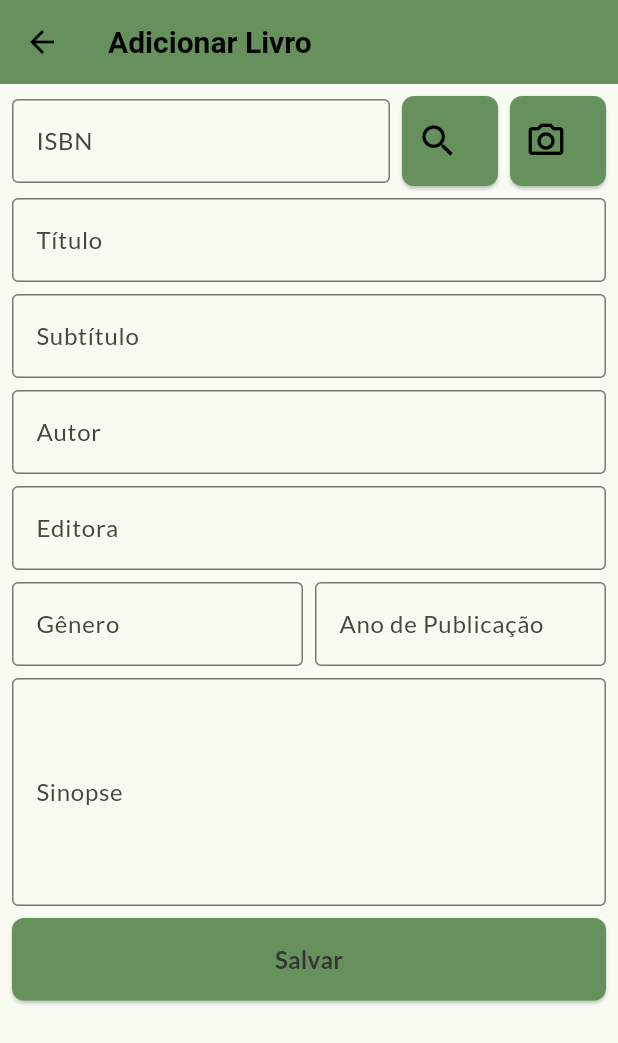
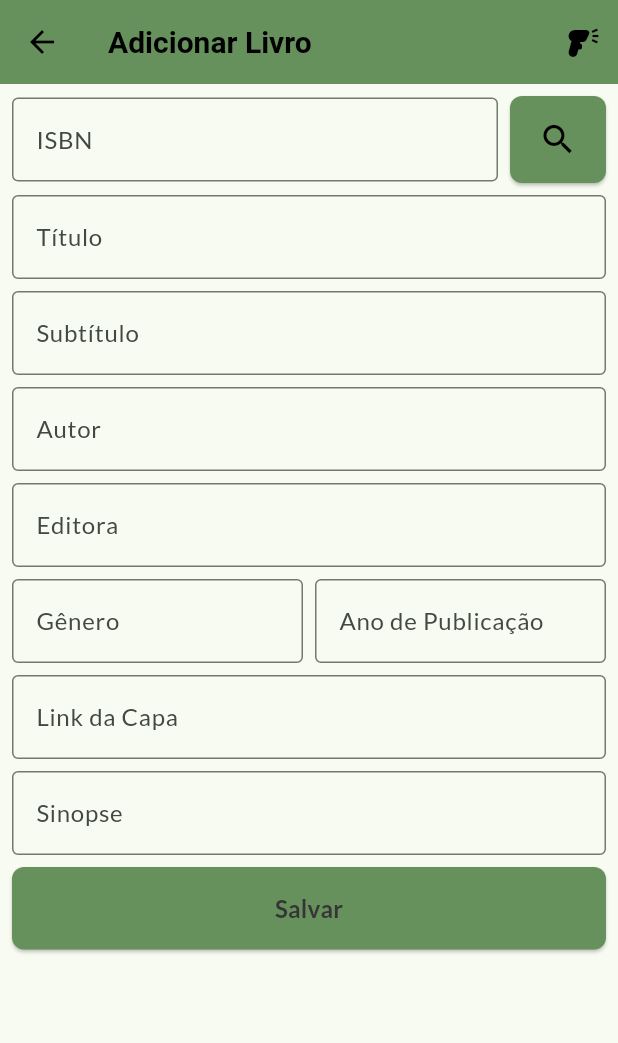
Before and after one commit to Danubio-Leite/private_library, a Flutter app: the screen it shows after launch, after a tap on "Add Book", on a phone screen of 412 x 824 dp. Shown: the top 1043 px of the screen. Run offline on Flutter 3.47's test engine with Material 3 defaults, Android fonts, the phone set to English and light mode, and no system bars; our stand-ins replace auto_size_text, cloud_firestore, google_fonts, loading_animation_widget, mask_text_input_formatter, sqflite; accounts and stored records are empty; network calls fail.

Commit message:
api book cover

```diff
--- a/lib/components/custom_button.dart
+++ b/lib/components/custom_button.dart
@@ -1,15 +1,15 @@
 import 'package:flutter/material.dart';
 
 class CustomButton extends StatelessWidget {
-  final String texto;
+  final String? texto;
   final VoidCallback onPressed;
   final Color? backgroundColor;
   final EdgeInsets? padding;
-  final Icon? icon;
+  final IconData? icon;
 
   const CustomButton({
     Key? key,
-    required this.texto,
+    this.texto,
     required this.onPressed,
     this.backgroundColor,
     this.padding,
@@ -18,11 +18,7 @@ class CustomButton extends StatelessWidget {
 
   @override
   Widget build(BuildContext context) {
-    return ElevatedButton.icon(
-      icon: icon ??
-          const SizedBox(
-            width: 0,
-          ),
+    return ElevatedButton(
       onPressed: onPressed,
       style: ElevatedButton.styleFrom(
         backgroundColor:
@@ -32,19 +28,30 @@ class CustomButton extends StatelessWidget {
           borderRadius: BorderRadius.circular(8),
         ),
       ),
-      label: Row(
-        mainAxisAlignment: MainAxisAlignment.center,
-        children: [
+      child: icon != null
+          ? Row(
+              children: [
+                Icon(icon, color: Colors.black, size: 26),
+              ],
+            )
+          :
+          // ignore: prefer_const_constructors
           Text(
-            texto,
-            style: const TextStyle(
+              texto!,
+              style: const TextStyle(
                 fontSize: 16,
                 fontWeight: FontWeight.bold,
-                color: Color.fromARGB(255, 53, 53, 53)),
-          ),
-          const SizedBox(width: 8),
-        ],
-      ),
+                color: Color.fromARGB(255, 53, 53, 53),
+              ),
+            ),
+
+      // Text(
+      //   texto,
+      //   style: const TextStyle(
+      //       fontSize: 16,
+      //       fontWeight: FontWeight.bold,
+      //       color: Color.fromARGB(255, 53, 53, 53)),
+      // ),
     );
   }
 }
--- a/lib/main.dart
+++ b/lib/main.dart
@@ -1,12 +1,17 @@
 import 'package:flutter/material.dart';
 import 'package:google_fonts/google_fonts.dart';
 import 'package:flutter_localizations/flutter_localizations.dart';
+import 'package:provider/provider.dart';
+import 'helpers/DatabaseHelper.dart';
 import 'i18n/app_localizations.dart';
 import 'pages/home_page.dart';
 
 void main() {
   runApp(
-    const MyApp(),
+    ChangeNotifierProvider(
+      create: (context) => DatabaseHelper(),
+      child: const MyApp(),
+    ),
   );
 }
 
--- /dev/null
+++ b/lib/models/book_model.dart
@@ -0,0 +1,55 @@
+class Book {
+  final int id;
+  final String? isbn;
+  final String title;
+  final String author;
+  final String? publisher;
+  final String? genre;
+  final String? publishedDate;
+  final String? synopsis;
+  final String? subtitle;
+  final String? shelf;
+  final String? loanDate;
+  final String? returnDate;
+  final int? loanUserId;
+  final String? format;
+  final String? cover;
+
+  Book({
+    required this.id,
+    this.isbn,
+    required this.title,
+    required this.author,
+    this.publisher,
+    this.genre,
+    this.publishedDate,
+    this.synopsis,
+    this.subtitle,
+    this.shelf,
+    this.loanDate,
+    this.returnDate,
+    this.loanUserId,
+    this.format,
+    this.cover,
+  });
+
+  Map<String, dynamic> toMap() {
+    return {
+      'id': id,
+      'isbn': isbn,
+      'title': title,
+      'author': author,
+      'publisher': publisher,
+      'genre': genre,
+      'publishedDate': publishedDate,
+      'synopsis': synopsis,
+      'subtitle': subtitle,
+      'shelf': shelf,
+      'loanDate': loanDate,
+      'returnDate': returnDate,
+      'loanUserId': loanUserId,
+      'format': format,
+      'cover': cover,
+    };
+  }
+}
--- a/lib/pages/add_book_page.dart
+++ b/lib/pages/add_book_page.dart
@@ -1,8 +1,14 @@
 import 'dart:convert';
+import 'dart:io';
 import 'package:flutter/material.dart';
+import 'package:path_provider/path_provider.dart';
 import 'package:private_library/components/custom_button.dart';
+import 'package:provider/provider.dart';
 import '../components/custom_textformfield.dart';
 import 'package:http/http.dart' as http;
+
+import '../helpers/DatabaseHelper.dart';
+import '../models/book_model.dart';
 
 class AddBookPage extends StatefulWidget {
   const AddBookPage({super.key});
@@ -17,14 +23,21 @@ class _AddBookPageState extends State<AddBookPage> {
   final authorController = TextEditingController();
   final publisherController = TextEditingController();
   final genreController = TextEditingController();
-  final yearController = TextEditingController();
+  final publishedDateController = TextEditingController();
   final synopsisController = TextEditingController();
   final subtitleController = TextEditingController();
+  final coverLinkController = TextEditingController();
 
   @override
   Widget build(BuildContext context) {
     return Scaffold(
       appBar: AppBar(
+        actions: [
+          IconButton(
+            onPressed: () {},
+            icon: const Icon(Icons.barcode_reader),
+          ),
+        ],
         title: const Text('Adicionar Livro'),
       ),
       body: SingleChildScrollView(
@@ -43,15 +56,11 @@ class _AddBookPageState extends State<AddBookPage> {
                   ),
                   const SizedBox(width: 8),
                   CustomButton(
-                    icon: const Icon(
-                      Icons.search,
-                      size: 28,
-                      color: Colors.black,
-                    ),
-                    texto: '',
+                    icon: Icons.search,
                     onPressed: () async {
                       final details =
                           await fetchBookDetails(isbnController.text);
+                      await fetchImageAndSave(isbnController.text);
                       if (details != null &&
                           details['items'] != null &&
                           details['items'].length > 0) {
@@ -69,7 +78,7 @@ class _AddBookPageState extends State<AddBookPage> {
                               bookDetails['categories'] != null
                                   ? bookDetails['categories'][0]
                                   : '';
-                          yearController.text =
+                          publishedDateController.text =
                               bookDetails['publishedDate'] != null
                                   ? bookDetails['publishedDate'].substring(0, 4)
                                   : '';
@@ -81,17 +90,6 @@ class _AddBookPageState extends State<AddBookPage> {
                       }
                     },
                   ),
-                  const SizedBox(
-                    width: 8,
-                  ),
-                  CustomButton(
-                      icon: const Icon(
-                        Icons.camera_alt_outlined,
-                        size: 28,
-                        color: Colors.black,
-                      ),
-                      texto: '',
-                      onPressed: () {})
                 ],
               ),
               const SizedBox(height: 8),
@@ -126,7 +124,7 @@ class _AddBookPageState extends State<AddBookPage> {
                   const SizedBox(width: 8),
                   Flexible(
                     child: CustomFormField(
-                      controller: yearController,
+                      controller: publishedDateController,
                       label: 'Ano de Publicação',
                     ),
                   ),
@@ -134,8 +132,14 @@ class _AddBookPageState extends State<AddBookPage> {
               ),
               const SizedBox(height: 8),
               CustomFormField(
+                label: 'Link da Capa',
+                controller: coverLinkController,
+              ),
+              const SizedBox(height: 8),
+              CustomFormField(
                 controller: synopsisController,
                 label: 'Sinopse',
+                minLines: 1,
                 maxLines: 5,
               ),
               const SizedBox(height: 8),
@@ -143,7 +147,23 @@ class _AddBookPageState extends State<AddBookPage> {
                 width: double.infinity,
                 child: CustomButton(
                   texto: 'Salvar',
-                  onPressed: () {
+                  onPressed: () async {
+                    String coverPath =
+                        await fetchImageAndSave(isbnController.text);
+                    final book = Book(
+                      id: DateTime.now().millisecondsSinceEpoch,
+                      isbn: isbnController.text,
+                      title: titleController.text,
+                      author: authorController.text,
+                      publisher: publisherController.text,
+                      genre: genreController.text,
+                      publishedDate: publishedDateController.text,
+                      synopsis: synopsisController.text,
+                      subtitle: subtitleController.text,
+                      cover: coverPath,
+                    );
+                    Provider.of<DatabaseHelper>(context, listen: false)
+                        .saveBook(book);
                     Navigator.pop(context);
                   },
                 ),
@@ -165,4 +185,43 @@ class _AddBookPageState extends State<AddBookPage> {
       throw Exception('Failed to load book details');
     }
   }
+
+  Future<String> fetchImageAndSave(String isbn) async {
+    final response = await http.get(Uri.parse(
+        'https://www.googleapis.com/customsearch/v1?key=AIzaSyBxvANHBwoEozEy-iq8DD1uiE7Gjv5fIA0&cx=62bc68a176da64dd5&searchType=image&q=isbn%209781461492986%20book%20cover'));
+
+    if (response.statusCode == 200) {
+      var data = jsonDecode(response.body);
+      if (data['items'] != null && data['items'].isNotEmpty) {
+        var firstItem = data['items'][0];
+        if (firstItem['image'] != null &&
+            firstItem['image']['thumbnailLink'] != null) {
+          var thumbnailLink = firstItem['image']['thumbnailLink'];
+
+          // Fazendo uma nova requisição para obter a imagem
+          var responseImage = await http.get(Uri.parse(thumbnailLink));
+
+          // Obtendo o diretório temporário
+          final directory = await getTemporaryDirectory();
+
+          // Criando o arquivo no diretório temporário
+          final file = File('${directory.path}/thumbnail.jpg');
+
+          // Escrevendo os bytes da imagem no arquivo
+          await file.writeAsBytes(responseImage.bodyBytes);
+
+          print('Imagem salva em ${file.path}');
+          return file.path;
+        } else {
+          print('O primeiro item não contém um thumbnailLink.');
+          throw Exception('Thumbnail link not found');
+        }
+      } else {
+        print('Nenhum item encontrado na resposta da API.');
+        throw Exception('No items found in API response');
+      }
+    } else {
+      throw Exception('Failed to load image details');
+    }
+  }
 }
--- a/lib/pages/home_page.dart
+++ b/lib/pages/home_page.dart
@@ -1,7 +1,7 @@
 import 'package:flutter/material.dart';
 import 'package:private_library/components/custom_appbar.dart';
 import 'package:private_library/pages/add_book_page.dart';
-import 'package:private_library/pages/my_books_page.dart';
+import 'package:private_library/pages/my_books_pages.dart/my_books_page.dart';
 
 import '../components/custom_home_button.dart';
 import 'contact.dart';
@@ -23,7 +23,7 @@ class HomePage extends StatelessWidget {
           ListView(
             primary: false,
             padding:
-                const EdgeInsets.only(left: 15, right: 15, top: 15, bottom: 72),
+                const EdgeInsets.only(left: 10, right: 10, top: 10, bottom: 72),
             children: [
               CustomHomeButton(
                 imagePath: 'assets/images/icons/reading.png',
--- a/pubspec.yaml
+++ b/pubspec.yaml
@@ -21,6 +21,9 @@ dependencies:
   firebase_core: ^2.25.4
   cloud_firestore: ^4.15.4
   intl_translation:
+  provider:
+  sqflite:
+  path_provider:
 
 dev_dependencies:
   flutter_test:
```
Also changed, not shown: lib/helpers/DatabaseHelper.dart (added, +79 -0 lines), lib/pages/my_books_page.dart (deleted, +0 -19 lines), lib/pages/my_books_pages.dart/book_details_page.dart (added, +100 -0 lines), lib/pages/my_books_pages.dart/my_books_page.dart (added, +66 -0 lines), pubspec.lock.
